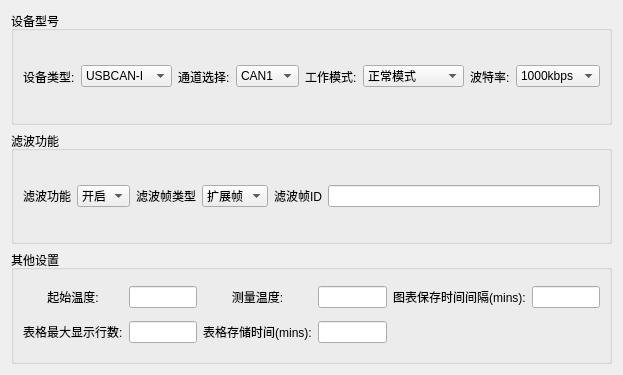
kingsun998/Qt, file DC_3/baseinfo.ui: the form before one commit.
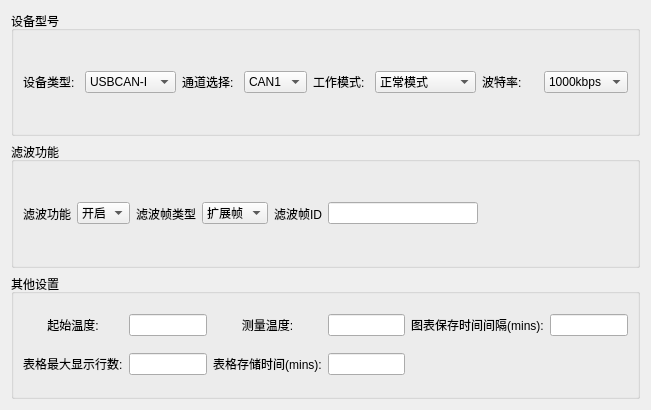
The form after the commit.

Diff of the .ui file:
```diff
--- a/DC_3/baseinfo.ui
+++ b/DC_3/baseinfo.ui
@@ -6,8 +6,8 @@
    <rect>
     <x>0</x>
     <y>0</y>
-    <width>586</width>
-    <height>375</height>
+    <width>651</width>
+    <height>410</height>
    </rect>
   </property>
   <property name="windowTitle">
@@ -200,6 +200,19 @@
       <item>
        <widget class="QLineEdit" name="lineEdit"/>
       </item>
+      <item>
+       <spacer name="horizontalSpacer">
+        <property name="orientation">
+         <enum>Qt::Horizontal</enum>
+        </property>
+        <property name="sizeHint" stdset="0">
+         <size>
+          <width>40</width>
+          <height>20</height>
+         </size>
+        </property>
+       </spacer>
+      </item>
      </layout>
     </widget>
    </item>
```
Left out of the diff: 78 changed lines with no effect on the pictures.
